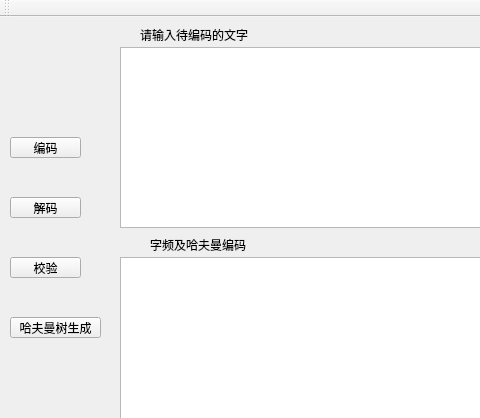
Qt form mainwindow.ui (Zentions/HuffmanCoding) before a commit; both pictures show x 0 to 480 and y 0 to 418 of the 925 by 527 pixel window.
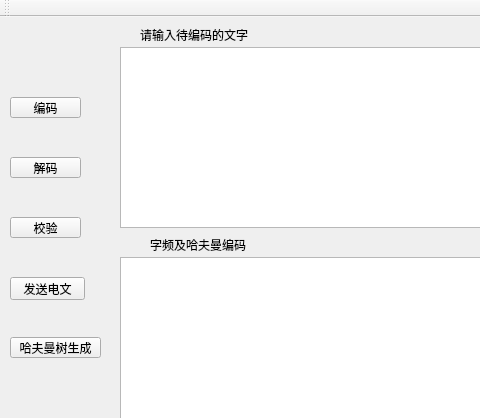
The same form after that commit.

Diff of the .ui file:
```diff
--- a/mainwindow.ui
+++ b/mainwindow.ui
@@ -18,7 +18,7 @@
     <property name="geometry">
      <rect>
       <x>10</x>
-      <y>120</y>
+      <y>80</y>
       <width>71</width>
       <height>21</height>
      </rect>
@@ -31,7 +31,7 @@
     <property name="geometry">
      <rect>
       <x>10</x>
-      <y>180</y>
+      <y>140</y>
       <width>71</width>
       <height>21</height>
      </rect>
@@ -156,7 +156,7 @@
     <property name="geometry">
      <rect>
       <x>10</x>
-      <y>240</y>
+      <y>200</y>
       <width>71</width>
       <height>21</height>
      </rect>
@@ -169,7 +169,7 @@
     <property name="geometry">
      <rect>
       <x>10</x>
-      <y>300</y>
+      <y>320</y>
       <width>91</width>
       <height>21</height>
      </rect>
@@ -178,6 +178,19 @@
      <string>哈夫曼树生成</string>
     </property>
    </widget>
+   <widget class="QPushButton" name="pushButton">
+    <property name="geometry">
+     <rect>
+      <x>10</x>
+      <y>260</y>
+      <width>75</width>
+      <height>23</height>
+     </rect>
+    </property>
+    <property name="text">
+     <string>发送电文</string>
+    </property>
+   </widget>
   </widget>
   <widget class="QMenuBar" name="menuBar">
    <property name="geometry">
```
Left out of the diff: 2 changed lines with no effect on the pictures.
